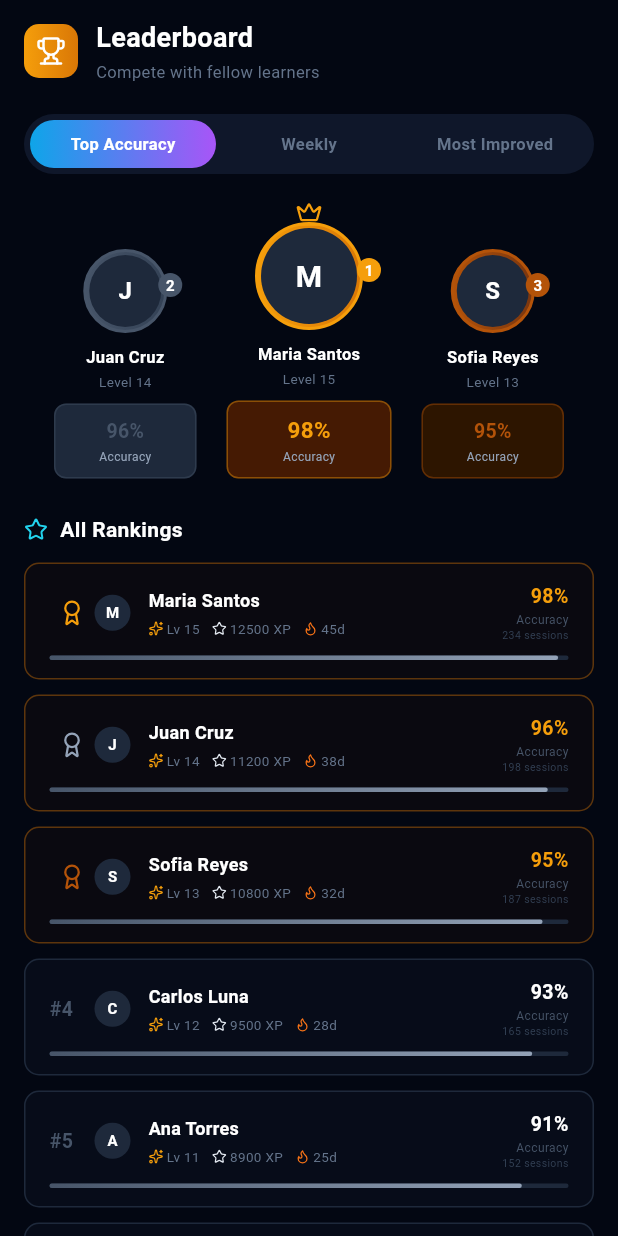
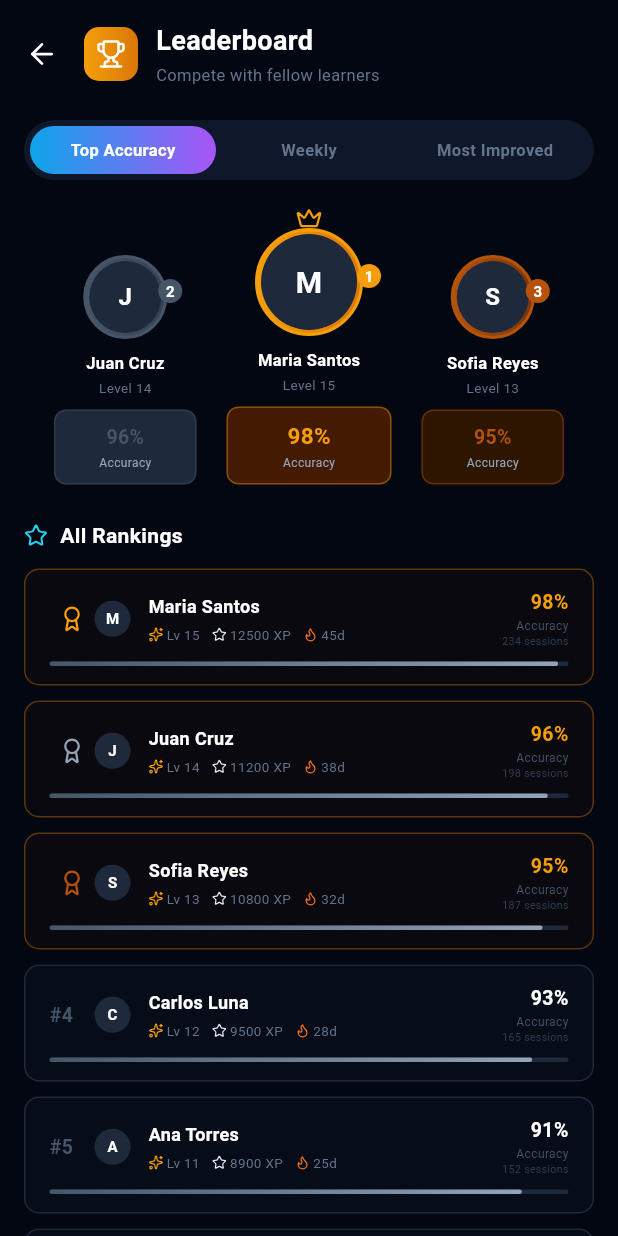
Before and after one commit to Figo0410/chordsense, a Flutter app: the RankingScreen screen opened directly, on a phone screen of 412 x 824 dp. Run offline on Flutter 3.47's test engine with Material 3 defaults, Android fonts, the phone set to English and light mode, and no system bars; our stand-ins replace animate_do, flutter_lucide.

Commit message:
Update the header to have a back arrow navigation button to user dashboard, Pink button was updated to go to the learning path.

```diff
--- a/lib/ranking_screen.dart
+++ b/lib/ranking_screen.dart
@@ -1,5 +1,6 @@
 import 'package:flutter/material.dart';
 import 'package:flutter_lucide/flutter_lucide.dart';
+import 'learning_path_screen.dart';
 
 class LeaderboardUser {
   final int rank;
@@ -207,9 +208,27 @@ class _RankingScreenState extends State<RankingScreen> {
   // Header design
   Widget _buildHeader() {
     return Padding(
-      padding: const EdgeInsets.symmetric(horizontal: 16.0, vertical: 12.0),
+      padding: const EdgeInsets.symmetric(
+        horizontal: 4.0,
+        vertical: 12.0,
+      ), // Tweaked padding slightly for button alignment
       child: Row(
         children: [
+          // Back arrow navigation button
+          IconButton(
+            icon: const Icon(
+              LucideIcons
+                  .arrow_left, // Fits right in with your Lucide icons package
+              color: Colors.white,
+              size: 22,
+            ),
+            onPressed: () {
+              Navigator.of(
+                context,
+              ).pop(); // Navigates back to the previous screen
+            },
+          ),
+          const SizedBox(width: 4),
           Container(
             padding: const EdgeInsets.all(8),
             decoration: BoxDecoration(
@@ -227,8 +246,9 @@ class _RankingScreenState extends State<RankingScreen> {
           const SizedBox(width: 12),
           Column(
             crossAxisAlignment: CrossAxisAlignment.start,
-            children: const [
-              Text(
+            children: [
+              // Removed 'const' from here to fix nested linter errors
+              const Text(
                 "Leaderboard",
                 style: TextStyle(
                   color: Colors.white,
@@ -236,8 +256,8 @@ class _RankingScreenState extends State<RankingScreen> {
                   fontWeight: FontWeight.bold,
                 ),
               ),
-              SizedBox(height: 2),
-              Text(
+              const SizedBox(height: 2),
+              const Text(
                 "Compete with fellow learners",
                 style: TextStyle(color: Color(0xFF64748B), fontSize: 11),
               ),
@@ -732,12 +752,17 @@ class _RankingScreenState extends State<RankingScreen> {
             ],
           ),
           const SizedBox(height: 16),
-          // Pink Banner Butto
+          // Pink Banner Button
           Material(
             color: Colors.transparent,
             child: InkWell(
               onTap: () {
-                // 1. Show the tuning warning modal sheet first to verify their guitar is tuned!
+                Navigator.push(
+                  context,
+                  MaterialPageRoute(
+                    builder: (context) => const LearningPathScreen(),
+                  ),
+                );
               },
               borderRadius: BorderRadius.circular(8),
               child: Ink(
```
